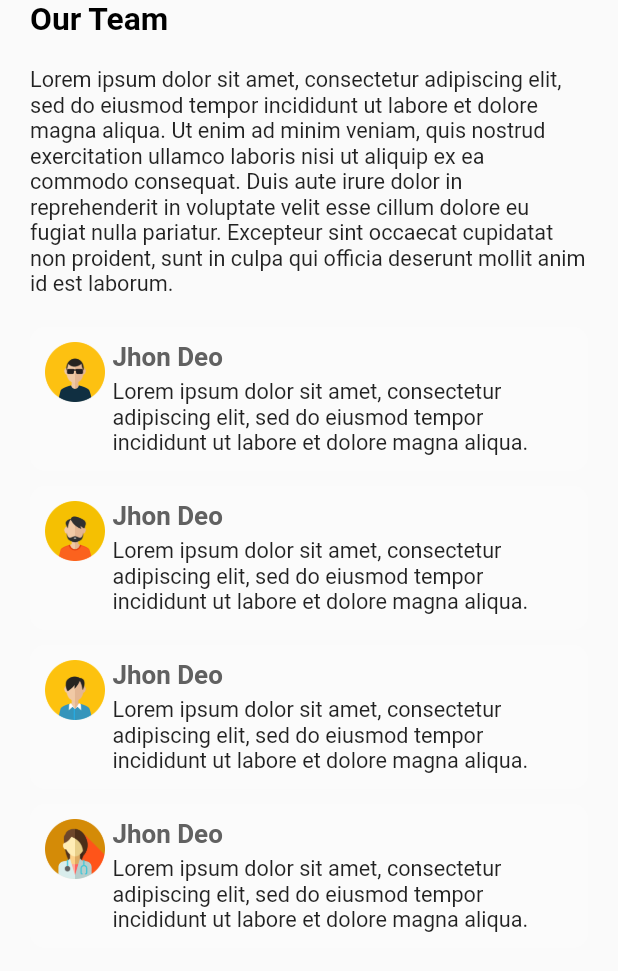
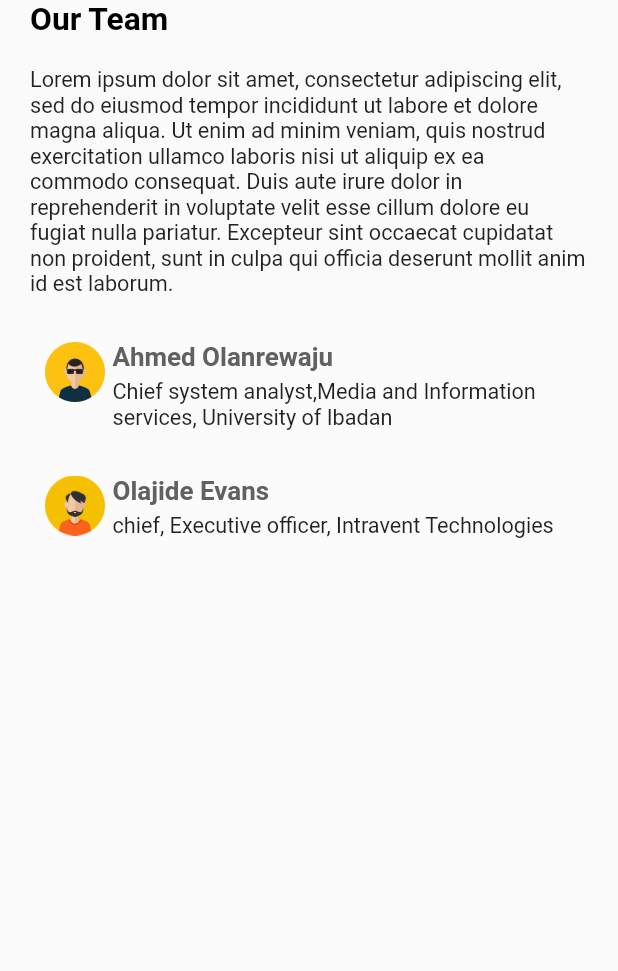
Before and after one commit to arabinrin/kazeem_portfolio, a Flutter app: the TeamPage widget shown alone on an empty page, opened directly, on a phone screen of 412 x 824 dp. Shown: the top 971 px of the screen. Run offline on Flutter 3.47's test engine with Material 2 defaults, Android fonts, the phone set to English and light mode, and no system bars; our stand-ins replace animated_splash_screen, cached_network_image, firebase_auth, firebase_core, firebase_database, flutter_screenutil and 4 more; accounts and stored records are empty.

Commit message:
recommender added

```diff
--- a/lib/pages/team_page.dart
+++ b/lib/pages/team_page.dart
@@ -5,11 +5,9 @@ import 'package:kazeem_portfolio/utils/AppColors.dart';
 import 'package:kazeem_portfolio/utils/common_string.dart';
 import 'package:kazeem_portfolio/utils/text_style.dart';
 
-
 class TeamPage extends StatelessWidget {
   var descriptions =
-      'Lorem ipsum dolor sit amet, consectetur adipiscing elit, sed do eiusmod tempor incididunt ut labore et dolore magna aliqua.';
-
+      'These are some of my commendation for previous commitment';
   @override
   Widget build(BuildContext context) {
     return SingleChildScrollView(
@@ -32,17 +30,22 @@ class TeamPage extends StatelessWidget {
               const SizedBox(
                 height: 10,
               ),
-            _itemWidget('Jhon Deo', 'assets/avtar1.png', descriptions),
-            _itemWidget('Jhon Deo', 'assets/avtar2.png', descriptions),
-            _itemWidget('Jhon Deo', 'assets/avtar3.png', descriptions),
-            _itemWidget('Jhon Deo', 'assets/avtar4.png', descriptions),
-          ],
+              _itemWidget(
+                'Ahmed Olanrewaju',
+                'assets/avtar1.png',
+                'Chief system analyst,Media and Information services, University of Ibadan',
               ),
+              _itemWidget(
+                'Olajide Evans',
+                'assets/avtar2.png',
+                'chief, Executive officer, Intravent Technologies',
+              ),
+            ]),
       ),
     );
   }
 
-  Widget _itemWidget(String name,String image,String description) {
+  Widget _itemWidget(String name, String image, String description) {
     return Container(
       margin: const EdgeInsets.only(top: 10),
       padding: const EdgeInsets.all(10),
@@ -65,7 +68,6 @@ class TeamPage extends StatelessWidget {
             width: 5,
           ),
           Expanded(
-              // ignore: avoid_unnecessary_containers
               child: Container(
             child: Column(
               crossAxisAlignment: CrossAxisAlignment.start,
```
Lines whose indentation alone changed are shown as unchanged.
